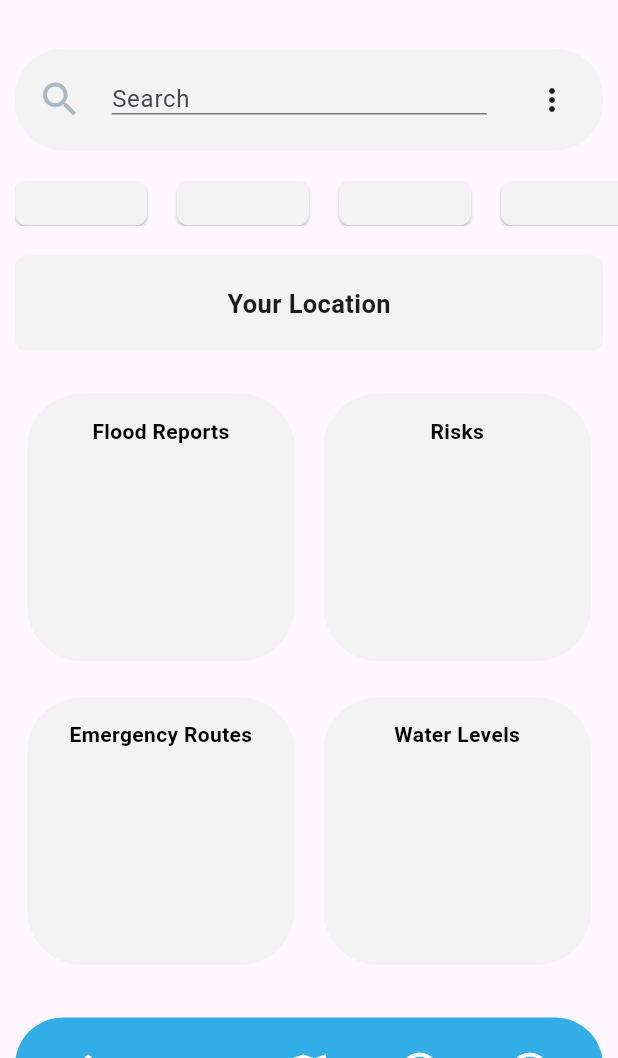
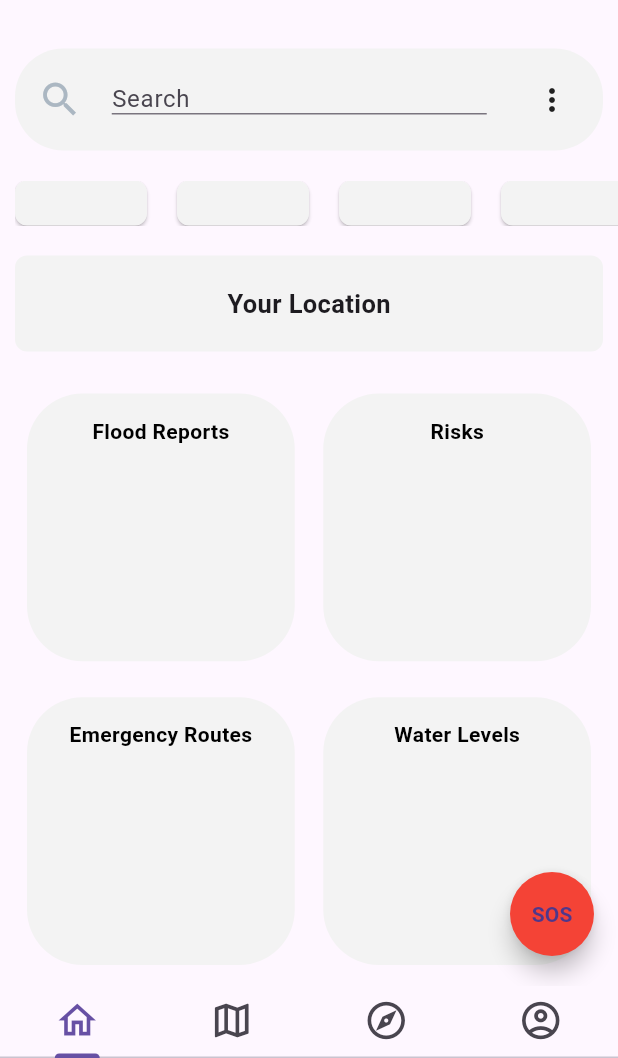
Before and after one commit to SBTabanar/cc206-bahanap, a Flutter app: the screen it shows after launch, on a phone screen of 412 x 824 dp, the part 178-1236 px from its top. Run offline on Flutter 3.47's test engine with Material 3 defaults, Android fonts, the phone set to English and light mode, and no system bars.

Commit message:
Added TabBar and SOS Button

```diff
--- a/lib/features/dashboard_page.dart
+++ b/lib/features/dashboard_page.dart
@@ -10,7 +10,7 @@ class DashboardPage extends StatelessWidget {
 	    body:  ListView(
       scrollDirection: Axis.vertical,
 	    children: [
-        Padding(
+            Padding(
           padding: const EdgeInsets.fromLTRB(10, 55, 10, 10),
           child:
             Row(
@@ -269,49 +269,30 @@ class DashboardPage extends StatelessWidget {
           ],
           ),
       ),
-      Container(
-          margin: const EdgeInsets.fromLTRB(10, 17, 10, 10),
-          padding: const EdgeInsets.all(12),
-          decoration: BoxDecoration(color: Color(0xff32ADE6), borderRadius: BorderRadius.circular(32)),
-          child: Table(
-            children: <TableRow>[
-              TableRow(children: <Widget>[
-                IconButton(
-                  icon: Icon(Icons.home_outlined, size: 30, color: Colors.white,),
-                  onPressed: () {
 
-                  },
-                  ),
-                IconButton(
-                  icon: Icon(Icons.groups_outlined, size: 30, color: Colors.white,),
-                  onPressed: () {
-
-                  },
-                  ),
-                IconButton(
-                  icon: Icon(Icons.map_outlined, size: 30, color: Colors.white,),
-                  onPressed: () {
-
-                  },
-                  ),
-                IconButton(
-                  icon: Icon(Icons.explore_outlined, size: 30, color: Colors.white,),
-                  onPressed: () {
-
-                  },
-                  ),
-                IconButton(
-                  icon: Icon(Icons.account_circle_outlined, size: 30, color: Colors.white,),
-                  onPressed: () {
-
-                  },
-                  ),
-              ])
-            ],
-          ),
-      )
-      ]
-      )
+          ]
+        ),
+        floatingActionButtonLocation: FloatingActionButtonLocation.endDocked,
+      floatingActionButton: Padding(padding: EdgeInsets.fromLTRB(20, 20, 0, 20),
+      child: FloatingActionButton(
+        onPressed: () {
+          // Add your SOS button action here
+          showDialog(context: context,
+                builder: (context) => AlertDialog(
+                  title: Text("SOS Alert"),
+                  content: Text("Your SOS alert has been successfully sent. Stay safe."),
+                  actions: [
+                    TextButton(onPressed: () => Navigator.pop(context),
+                    child: Text("Ok"))
+                  ],
+                ));
+        },
+        backgroundColor: Colors.red,
+        child: Text(
+          'SOS',
+          style: TextStyle(fontWeight: FontWeight.bold),
+        ),shape: CircleBorder(),
+      ),)
     );
   }
 }
--- /dev/null
+++ b/lib/features/tab_view.dart
@@ -0,0 +1,50 @@
+import 'package:flutter/material.dart';
+import 'package:cc206_bahanap/features/dashboard_page.dart';
+import 'package:cc206_bahanap/features/map_page.dart';
+import 'package:cc206_bahanap/features/news_page.dart';
+import 'package:cc206_bahanap/features/account_page.dart';
+class TabView extends StatelessWidget {
+  const TabView({super.key});
+
+  // This widget is the root of your application.
+  @override
+  Widget build(BuildContext context) {
+    return DefaultTabController(
+      length:4,
+      child: Scaffold(
+      bottomNavigationBar: TabBar(
+        tabs: [
+          const Tab(icon: Icon(Icons.home_outlined, size: 30,)),
+          const Tab(icon: Icon(Icons.map_outlined, size: 30,),),
+          const Tab(icon: Icon(Icons.explore_outlined, size: 30,)),
+          const Tab(icon: Icon(Icons.account_circle_outlined, size: 30,)),
+        ]
+      ),
+	    body:
+        TabBarView(
+          children: [
+            const DashboardPage(),
+            const MapPage(),
+
+            const NewsPage(),
+            const AccountPage(),
+
+          ]
+        ),
+
+      //     floatingActionButtonLocation: FloatingActionButtonLocation.endDocked,
+      // floatingActionButton: FloatingActionButton(
+      //   onPressed: () {
+      //     // Add your SOS button action here
+      //   },
+      //   backgroundColor: Colors.red,
+      //   child: Text(
+      //     'SOS',
+      //     style: TextStyle(fontWeight: FontWeight.bold),
+      //   ),
+      // ),
+      ),
+
+    );
+  }
+}
--- a/lib/main.dart
+++ b/lib/main.dart
@@ -1,3 +1,4 @@
+import 'package:cc206_bahanap/features/tab_view.dart';
 import 'package:flutter/material.dart';
 import 'features/dashboard_page.dart';
 void main() {
@@ -15,7 +16,7 @@
       theme: ThemeData(
          primarySwatch: Colors.blue,
       ),
-      home: const DashboardPage(),
+      home: const TabView(),
     );
   }
 }
```
Also changed, not shown: lib/features/account_page.dart (added, +19 -0 lines), lib/features/map_page.dart (added, +19 -0 lines), lib/features/news_page.dart (added, +19 -0 lines).
